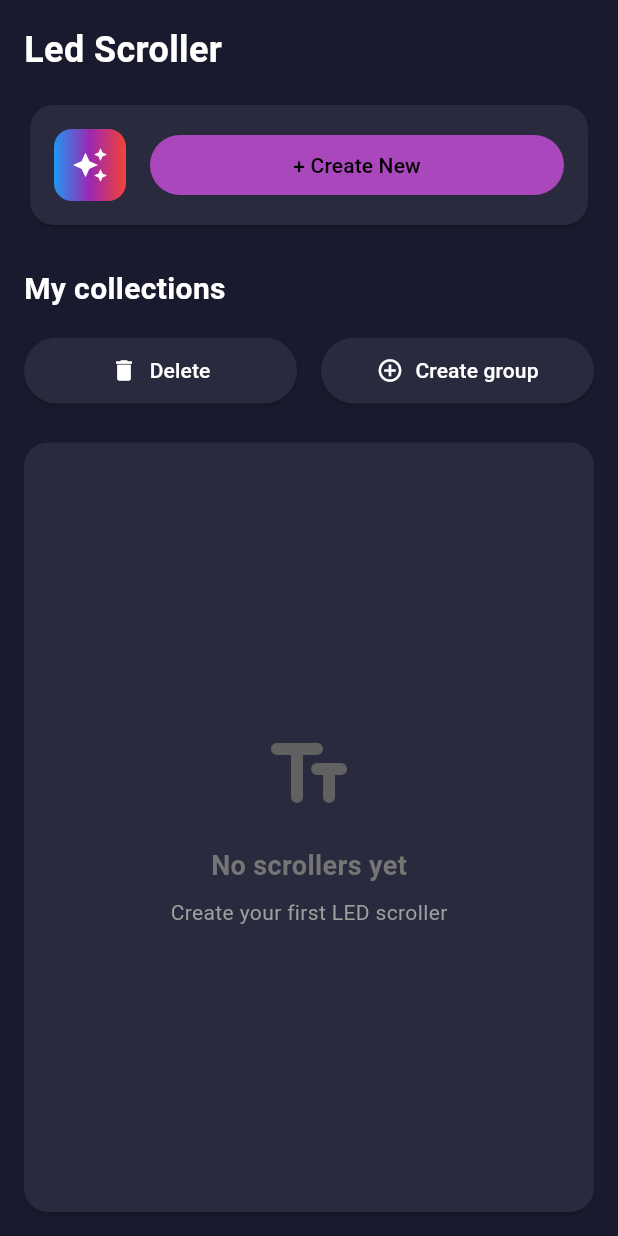
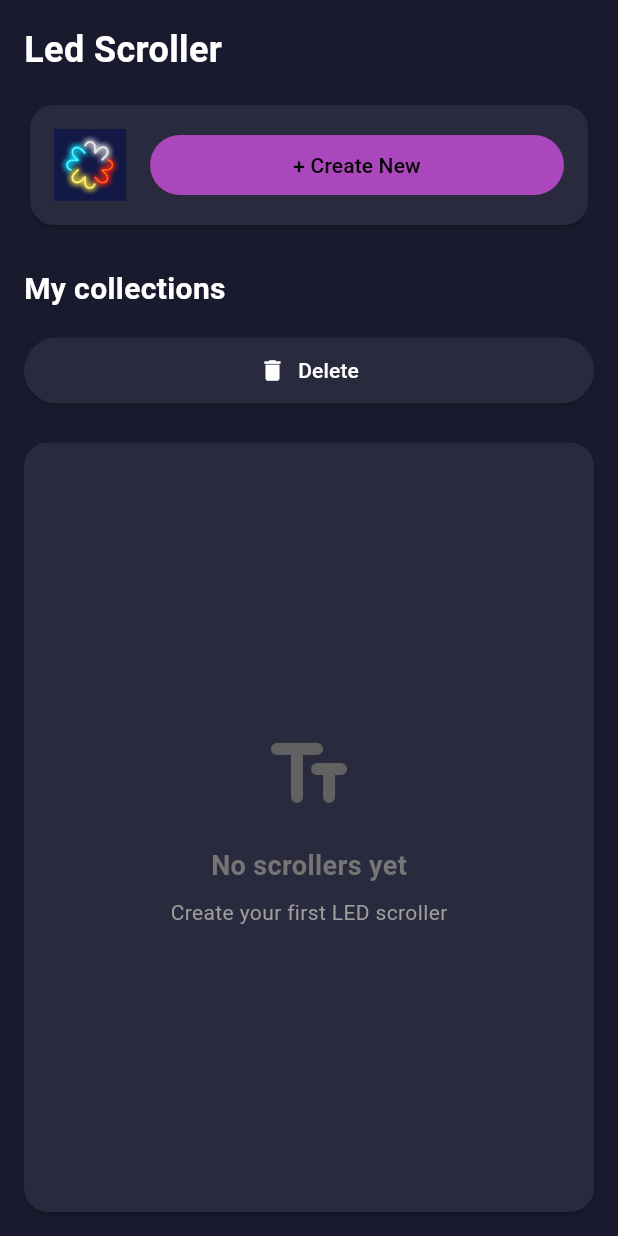
Before and after one commit to s1096137115/led_scroller, a Flutter app: the screen it shows after launch, on a phone screen of 412 x 824 dp. Run offline on Flutter 3.47's test engine with Material 3 defaults, Android fonts, the phone set to English and light mode, and no system bars; our stand-ins replace flutter_colorpicker, flutter_riverpod, freezed_annotation, go_router, google_fonts, shared_preferences.

Commit message:
add launch icon

```diff
--- a/lib/screens/home/home_screen.dart
+++ b/lib/screens/home/home_screen.dart
@@ -8,7 +8,7 @@ import 'widgets/scroller_card.dart';
 
 /// 首頁畫面
 /// 顯示所有已建立的Scroller列表
-/// 提供建立新Scroller和群組的入口
+/// 提供建立新Scroller的入口
 class HomeScreen extends ConsumerStatefulWidget {
   const HomeScreen({super.key});
 
@@ -58,7 +58,7 @@ class _HomeScreenState extends ConsumerState<HomeScreen> {
                             colors: [Colors.blue, Colors.purple, Colors.red],
                           ),
                         ),
-                        child: const Icon(Icons.auto_awesome, color: Colors.white),
+                        child: Image.asset('assets/app_icon.png'),
                       ),
                       const SizedBox(width: 16),
                       Expanded(
@@ -88,7 +88,7 @@ class _HomeScreenState extends ConsumerState<HomeScreen> {
               ),
               const SizedBox(height: 16),
 
-              // Action Buttons Row (Delete and Create Group)
+              // Action Buttons Row (Only Delete Button)
               Row(
                 children: [
                   // Delete Button
@@ -97,28 +97,6 @@ class _HomeScreenState extends ConsumerState<HomeScreen> {
                       onPressed: _isSelectionMode ? _deleteSelected : _enterSelectionMode,
                       icon: const Icon(Icons.delete),
                       label: Text(_isSelectionMode ? 'Delete Selected' : 'Delete'),
-                      style: ElevatedButton.styleFrom(
-                        backgroundColor: const Color(0xFF2A2A3E),
-                        foregroundColor: Colors.white,
-                        padding: const EdgeInsets.symmetric(vertical: 12),
-                        shape: RoundedRectangleBorder(
-                          borderRadius: BorderRadius.circular(24),
-                        ),
-                      ),
-                    ),
-                  ),
-                  const SizedBox(width: 16),
-                  // Create Group Button
-                  Expanded(
-                    child: ElevatedButton.icon(
-                      onPressed: () {
-                        // Clear selections before creating a group
-                        ref.read(selectedScrollersProvider.notifier).clear();
-                        // 使用 go 替代 push
-                        context.go('/create-group');
-                      },
-                      icon: const Icon(Icons.add_circle_outline),
-                      label: const Text('Create group'),
                       style: ElevatedButton.styleFrom(
                         backgroundColor: const Color(0xFF2A2A3E),
                         foregroundColor: Colors.white,
--- a/lib/screens/preview/preview_screen.dart
+++ b/lib/screens/preview/preview_screen.dart
@@ -108,7 +108,7 @@ class _PreviewScreenState extends ConsumerState<PreviewScreen> with SingleTicker
     final scroller = ref.read(currentScrollerProvider);
     if (scroller == null) return;
 
-    final speedFactor = scroller.speed / 5;
+    final speedFactor = scroller.speed;
     final duration = Duration(seconds: (15 / speedFactor).round());
 
     _controller.duration = duration;
```
Also changed, not shown: pubspec.yaml (+8 -3 lines), assets/app_icon.png (added), pubspec.lock, 23 other files.
